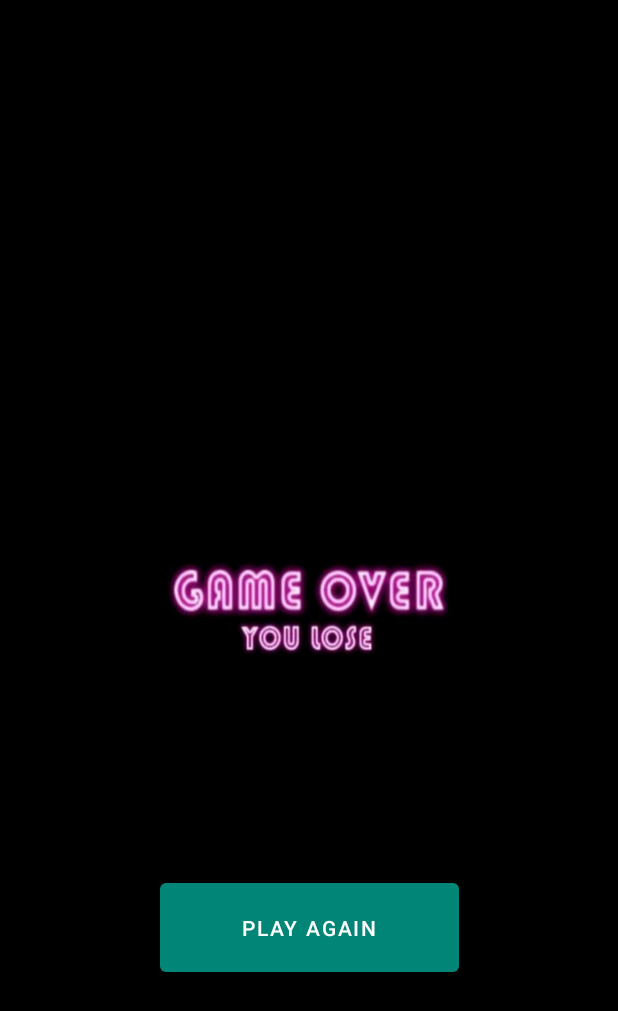
After one commit to NicolasAgustin/Simple-maze-game, an Android app: the LoseActivity screen opened directly, with no data from a screen before it, on a phone screen of 412 x 824 dp. The commit adds this screen. Shown: the top 1011 px of the screen. Run offline under Robolectric (Android 15) with nearby library versions, the light colour scheme and no system bars.

```diff
--- a/app/src/main/AndroidManifest.xml
+++ b/app/src/main/AndroidManifest.xml
@@ -19,6 +19,10 @@
             android:theme="@style/AppTheme.NoActionBar" >
         </activity>
         <activity
+            android:name=".LoseActivity"
+            android:theme="@style/AppTheme.NoActionBar" >
+        </activity>
+        <activity
             android:name=".MazeBoardActivity"
             android:theme="@style/AppTheme.NoActionBar" >
         </activity>
--- a/app/src/main/java/ar/edu/ips/aus/seminario2/sampleproject/GameMetadataAdapter.java
+++ b/app/src/main/java/ar/edu/ips/aus/seminario2/sampleproject/GameMetadataAdapter.java
@@ -69,7 +69,7 @@ public class GameMetadataAdapter extends RecyclerView.Adapter<GameMetadataAdapte
             }
         };
 
-        mDatabaseReference.orderByChild("status").equalTo("NEW").addChildEventListener(mChildEventListener);
+        mDatabaseReference.orderByChild("status").equalTo("RUNNING").addChildEventListener(mChildEventListener);
     }
 
     @NonNull
--- /dev/null
+++ b/app/src/main/java/ar/edu/ips/aus/seminario2/sampleproject/LoseActivity.java
@@ -0,0 +1,32 @@
+package ar.edu.ips.aus.seminario2.sampleproject;
+
+import android.content.Intent;
+import android.os.Bundle;
+import android.view.View;
+import android.widget.Button;
+
+import androidx.appcompat.app.AppCompatActivity;
+
+public class LoseActivity extends AppCompatActivity {
+
+    private Button play;
+
+    @Override
+    protected void onCreate(Bundle savedInstanceState) {
+        super.onCreate(savedInstanceState);
+        setContentView(R.layout.lose_activity);
+
+        play = (Button)findViewById(R.id.replay2);
+
+        play.setOnClickListener(new View.OnClickListener() {
+            @Override
+            public void onClick(View v) {
+                Intent intent = new Intent(LoseActivity.this, GameSelectionActivity.class);
+                startActivity(intent);
+            }
+        });
+
+
+    }
+
+}
--- a/app/src/main/java/ar/edu/ips/aus/seminario2/sampleproject/MazeBoardActivity.java
+++ b/app/src/main/java/ar/edu/ips/aus/seminario2/sampleproject/MazeBoardActivity.java
@@ -49,6 +49,8 @@ public class MazeBoardActivity extends AppCompatActivity
         mazeView.getHolder().setFormat(PixelFormat.TRANSLUCENT);
         mazeView.setZOrderMediaOverlay(true);
         mazeView.setZOrderOnTop(true);
+
+        mazeView.reset();
 
         setupMazeBoard(Game.getInstance().getMazeBoard());
     }
--- /dev/null
+++ b/app/src/main/res/layout/lose_activity.xml
@@ -0,0 +1,21 @@
+<?xml version="1.0" encoding="utf-8"?>
+<androidx.constraintlayout.widget.ConstraintLayout xmlns:android="http://schemas.android.com/apk/res/android"
+    xmlns:app="http://schemas.android.com/apk/res-auto"
+    xmlns:tools="http://schemas.android.com/tools"
+    android:layout_width="match_parent"
+    android:layout_height="match_parent"
+    android:background="@drawable/you_lose">
+
+    <Button
+        android:id="@+id/replay2"
+        android:layout_width="199dp"
+        android:layout_height="71dp"
+        android:text="@string/playagain"
+        app:layout_constraintBottom_toBottomOf="parent"
+        app:layout_constraintEnd_toEndOf="parent"
+        app:layout_constraintStart_toStartOf="parent"
+        app:layout_constraintTop_toTopOf="parent"
+        app:layout_constraintVertical_bias="0.774"
+        tools:layout_editor_absoluteY="487dp" />
+
+</androidx.constraintlayout.widget.ConstraintLayout>
```
Also changed, not shown: app/src/main/java/ar/edu/ips/aus/seminario2/sampleproject/GameAnimationThread.java (+11 -3 lines), app/src/main/java/ar/edu/ips/aus/seminario2/sampleproject/GameView.java (+12 -2 lines), app/src/main/res/drawable/you_lose.png (added).
